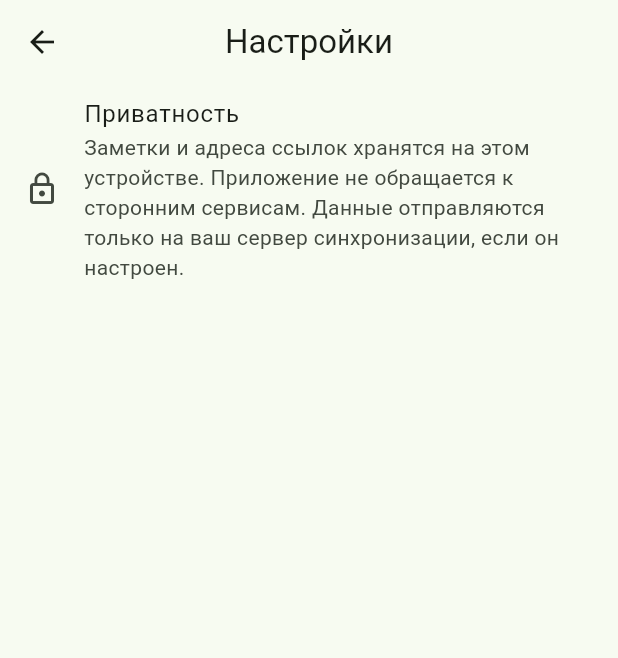
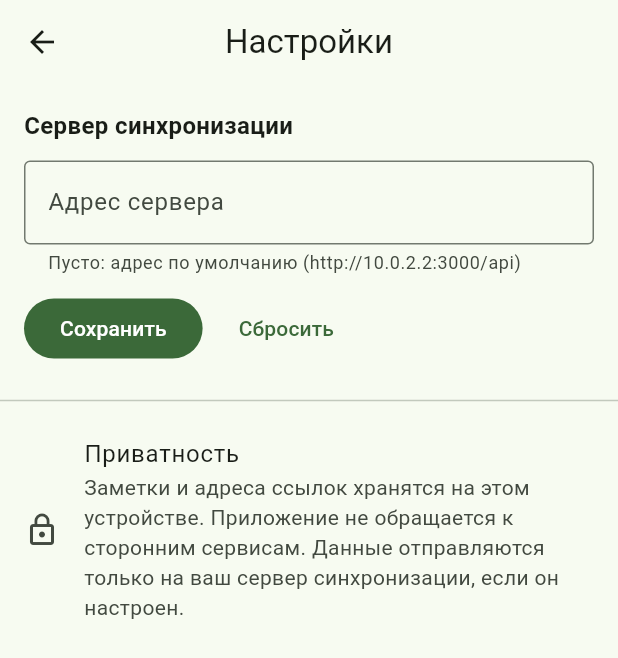
Before and after one commit to Vinillian/simple_notepad_mobile, a Flutter app: the screen it shows after launch, after a tap on "Начать с пустой базы", after a tap on the "settings" icon, on a phone screen of 412 x 824 dp. Shown: the top 658 px of the screen. Run offline on Flutter 3.47's test engine with Material 3 defaults, Android fonts, the phone set to English and light mode, and no system bars; our stand-ins replace connectivity_plus, file_picker, flutter_markdown, flutter_riverpod, riverpod_annotation, share_plus and 1 more; missing offline and left inert: flutter_markdown_latex, markdown; accounts and stored records are empty; generated files the repository leaves out were written again.

Commit message:
Add a server address field to settings. Closes #29

```diff
--- a/lib/screens/settings_screen.dart
+++ b/lib/screens/settings_screen.dart
@@ -1,16 +1,160 @@
 import 'package:flutter/material.dart';
+import '../services/local_app_state_service.dart';
+import '../utils/constants.dart';
+import '../utils/server_url.dart';
 
 /// App settings that are stored on this device only.
-class SettingsScreen extends StatelessWidget {
-  const SettingsScreen({super.key});
+class SettingsScreen extends StatefulWidget {
+  /// Where the server address is kept. Defaults to the local database.
+  final ServerUrlStorage? storage;
+
+  const SettingsScreen({super.key, this.storage});
+
+  @override
+  State<SettingsScreen> createState() => _SettingsScreenState();
+}
+
+class _SettingsScreenState extends State<SettingsScreen> {
+  late final ServerUrlStorage _storage;
+  final TextEditingController _controller = TextEditingController();
+  String? _error;
+  String? _warning;
+  bool _loading = true;
+
+  @override
+  void initState() {
+    super.initState();
+    _storage = widget.storage ?? LocalAppStateService();
+    _load();
+  }
+
+  @override
+  void dispose() {
+    _controller.dispose();
+    super.dispose();
+  }
+
+  Future<void> _load() async {
+    String? saved;
+    try {
+      saved = await _storage.getServerUrl();
+    } catch (_) {
+      saved = null;
+    }
+    if (!mounted) return;
+    setState(() {
+      _controller.text = saved ?? '';
+      _warning = _warningFor(saved);
+      _loading = false;
+    });
+  }
+
+  String? _warningFor(String? url) {
+    if (url == null || isCleartextAllowed(url)) return null;
+    return 'Android блокирует http для этого адреса. Используйте https '
+        'или добавьте хост в network_security_config.xml.';
+  }
+
+  Future<void> _save() async {
+    final text = _controller.text.trim();
+    if (text.isEmpty) {
+      await _reset();
+      return;
+    }
+    final url = normalizeServerUrl(text);
+    if (url == null) {
+      setState(() {
+        _error = 'Введите адрес вида http://host:3000/api или https://host/api';
+        _warning = null;
+      });
+      return;
+    }
+    await _storage.setServerUrl(url);
+    if (!mounted) return;
+    setState(() {
+      _controller.text = url;
+      _error = null;
+      _warning = _warningFor(url);
+    });
+    _showMessage('Адрес сервера сохранён');
+  }
+
+  Future<void> _reset() async {
+    await _storage.setServerUrl(null);
+    if (!mounted) return;
+    setState(() {
+      _controller.clear();
+      _error = null;
+      _warning = null;
+    });
+    _showMessage('Используется адрес по умолчанию');
+  }
+
+  void _showMessage(String text) {
+    ScaffoldMessenger.of(context)
+      ..hideCurrentSnackBar()
+      ..showSnackBar(SnackBar(content: Text(text)));
+  }
 
   @override
   Widget build(BuildContext context) {
     return Scaffold(
       appBar: AppBar(title: const Text('Настройки')),
       body: ListView(
-        children: const [
-          ListTile(
+        padding: const EdgeInsets.symmetric(vertical: 8),
+        children: [
+          Padding(
+            padding: const EdgeInsets.fromLTRB(16, 8, 16, 8),
+            child: Column(
+              crossAxisAlignment: CrossAxisAlignment.start,
+              children: [
+                const Text('Сервер синхронизации',
+                    style: TextStyle(fontSize: 16, fontWeight: FontWeight.w600)),
+                const SizedBox(height: 12),
+                TextField(
+                  controller: _controller,
+                  enabled: !_loading,
+                  keyboardType: TextInputType.url,
+                  autocorrect: false,
+                  decoration: InputDecoration(
+                    labelText: 'Адрес сервера',
+                    hintText: ApiConstants.baseUrl,
+                    helperText: 'Пусто: адрес по умолчанию (${ApiConstants.baseUrl})',
+                    helperMaxLines: 2,
+                    errorText: _error,
+                    errorMaxLines: 3,
+                    border: const OutlineInputBorder(),
+                  ),
+                  onSubmitted: (_) => _save(),
+                ),
+                if (_warning != null)
+                  Padding(
+                    padding: const EdgeInsets.only(top: 8),
+                    child: Text(
+                      _warning!,
+                      style: TextStyle(
+                          color: Theme.of(context).colorScheme.tertiary),
+                    ),
+                  ),
+                const SizedBox(height: 12),
+                Row(
+                  children: [
+                    FilledButton(
+                      onPressed: _loading ? null : _save,
+                      child: const Text('Сохранить'),
+                    ),
+                    const SizedBox(width: 12),
+                    TextButton(
+                      onPressed: _loading ? null : _reset,
+                      child: const Text('Сбросить'),
+                    ),
+                  ],
+                ),
+              ],
+            ),
+          ),
+          const Divider(height: 32),
+          const ListTile(
             leading: Icon(Icons.lock_outline),
             title: Text('Приватность'),
             subtitle: Text(
--- a/lib/services/local_app_state_service.dart
+++ b/lib/services/local_app_state_service.dart
@@ -1,8 +1,21 @@
 import 'package:sqflite/sqflite.dart';
 import 'database_helper.dart';
 
+/// Where the custom server address is kept. Implemented by
+/// [LocalAppStateService]; tests substitute an in-memory version.
+abstract class ServerUrlStorage {
+  /// The saved server address, or `null` if the default is used.
+  Future<String?> getServerUrl();
+
+  /// Saves [url]; `null` removes the saved value (back to the default).
+  Future<void> setServerUrl(String? url);
+}
+
 /// Stores small app-level flags in the `app_meta` table.
-class LocalAppStateService {
+class LocalAppStateService implements ServerUrlStorage {
+  /// Key in the `app_meta` table for the custom server address.
+  static const String serverUrlKey = 'server_url';
+
   final DatabaseHelper _dbHelper = DatabaseHelper();
 
   Future<String?> _getValue(String key) async {
@@ -25,6 +38,11 @@ class LocalAppStateService {
     );
   }
 
+  Future<void> _deleteValue(String key) async {
+    final db = await _dbHelper.database;
+    await db.delete('app_meta', where: 'key = ?', whereArgs: [key]);
+  }
+
   /// Whether the first-run setup (welcome screen) has been completed.
   Future<bool> isSetupComplete() async {
     return await _getValue(DatabaseHelper.setupCompleteKey) == '1';
@@ -33,4 +51,16 @@ class LocalAppStateService {
   Future<void> markSetupComplete() {
     return _setValue(DatabaseHelper.setupCompleteKey, '1');
   }
+
+  @override
+  Future<String?> getServerUrl() async {
+    final value = await _getValue(serverUrlKey);
+    return (value == null || value.isEmpty) ? null : value;
+  }
+
+  @override
+  Future<void> setServerUrl(String? url) {
+    if (url == null || url.isEmpty) return _deleteValue(serverUrlKey);
+    return _setValue(serverUrlKey, url);
+  }
 }
```
Also changed, not shown: lib/services/api_client.dart (+21 -4 lines), lib/utils/server_url.dart (added, +27 -0 lines), 2 other files.
